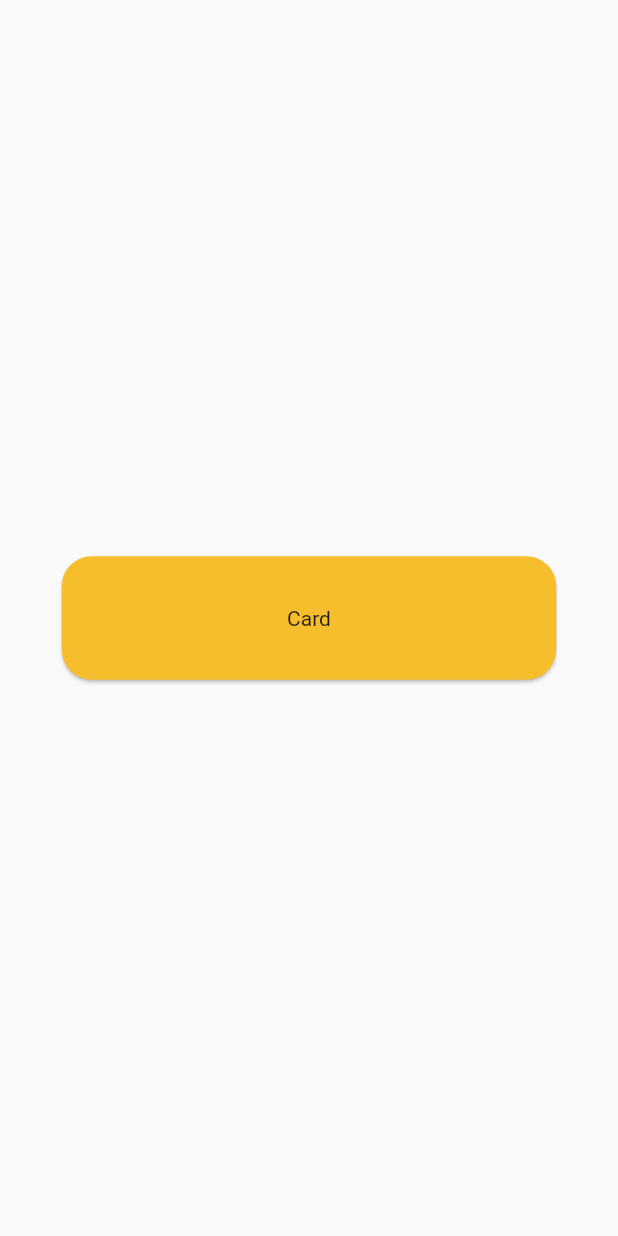
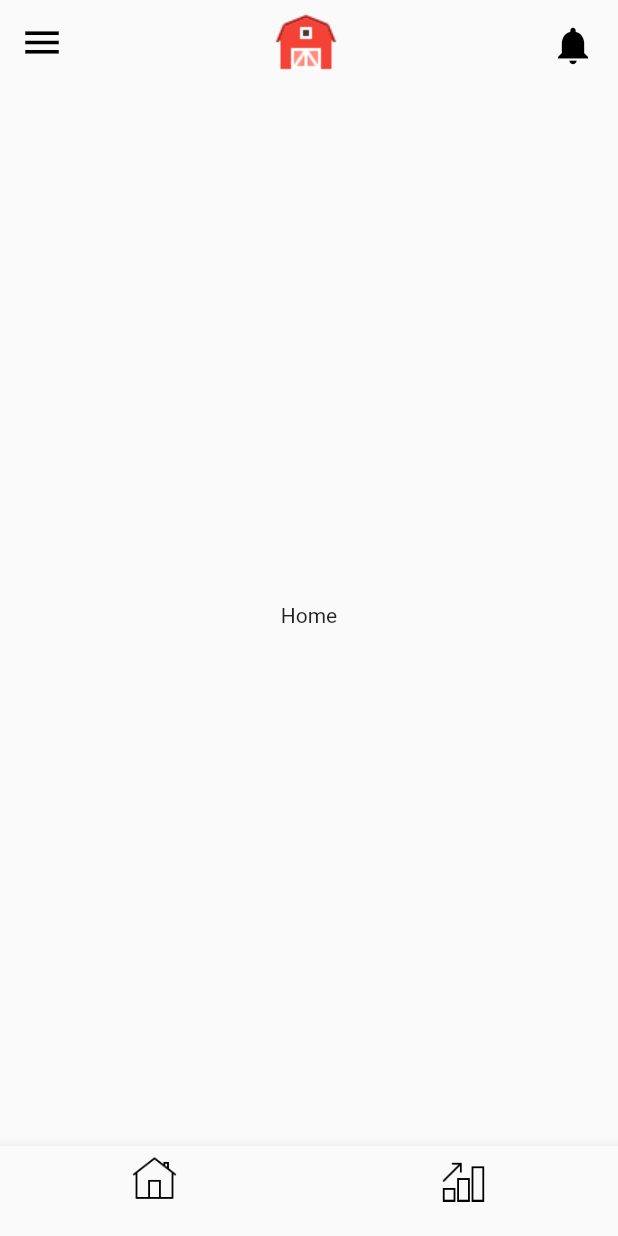
Before and after one commit to YorranPetrick/App-Bovinocultura, a Flutter app: the screen it shows after launch, after a tap on "Login", on a phone screen of 412 x 824 dp. Run offline on Flutter 3.47's test engine with Material 2 defaults, Android fonts, the phone set to English and light mode, and no system bars.

Commit message:
Create Repository

```diff
--- /dev/null
+++ b/lib/class/appBar.dart
@@ -0,0 +1,25 @@
+import 'package:flutter/material.dart';
+
+AppBar appBar() {
+  return AppBar(
+      //Menu Burger
+      backgroundColor: Colors.transparent,
+      elevation: 0,
+      leading: IconButton(
+        icon: const Icon(
+          Icons.menu,
+          color: Colors.black,
+          size: 30,
+        ),
+        onPressed: () {},
+      ),
+      // Imagem Central
+      title: Center(child: Image.asset('lib/image/fazenda.png')),
+      //Notificação Icon
+      actions: [
+        const Padding(
+          padding: EdgeInsets.all(15),
+          child: Icon(Icons.notifications, color: Colors.black, size: 30),
+        ),
+      ]);
+}
--- /dev/null
+++ b/lib/class/barItem.dart
@@ -0,0 +1,8 @@
+import 'package:flutter/material.dart';
+
+BottomNavigationBarItem barItem(String assets) {
+  return BottomNavigationBarItem(
+      icon: Image.asset(assets, height: 30, color: Colors.black),
+      label: '',
+      activeIcon: Image.asset(assets, height: 30, color: Colors.black));
+}
--- /dev/null
+++ b/lib/class/imageFromContext.dart
@@ -0,0 +1,15 @@
+import 'package:flutter/material.dart';
+
+Image imageFromContext(
+    BuildContext context, String path, double sizewidth, double sizeheight) {
+  double width = MediaQuery.of(context).size.width *
+      sizewidth; // Use o whidth do parametro
+  double height = MediaQuery.of(context).size.height *
+      sizeheight; // Use o height do parametro
+
+  return Image(
+    image: AssetImage(path), // Use o path da imagem
+    width: width,
+    height: height,
+  );
+}
--- a/lib/home.dart
+++ /dev/null
@@ -1,38 +0,0 @@
-import 'package:flutter/material.dart';
-
-class ElevatedCardExample extends StatefulWidget {
-  const ElevatedCardExample({super.key});
-
-  @override
-  State<ElevatedCardExample> createState() => _ElevatedCardExampleState();
-}
-
-class _ElevatedCardExampleState extends State<ElevatedCardExample> {
-  @override
-  Widget build(BuildContext context) {
-    return Scaffold(
-      body: Center(
-        child: _card(context, 'Card'),
-      ),
-      bottomNavigationBar: BottomAppBar(),
-    );
-  }
-}
-
-Card _card(BuildContext context, String text) {
-  return Card(
-    shape: const RoundedRectangleBorder(
-      borderRadius: BorderRadius.all(
-        Radius.circular(20),
-      ),
-    ),
-    color: Color(0xfff6be2c),
-    child: SizedBox(
-      width: MediaQuery.of(context).size.width * 0.8,
-      height: MediaQuery.of(context).size.height * 0.1,
-      child: Center(
-        child: Text(text),
-      ),
-    ),
-  );
-}
--- a/lib/main.dart
+++ b/lib/main.dart
@@ -1,11 +1,11 @@
 import 'package:flutter/material.dart';
-import 'login.dart';
+import 'pages/login.dart';
 
 void main() => runApp(MyApp());
 
 class MyApp extends StatelessWidget {
   const MyApp({super.key});
-  // This widget is the root of your application.
+
   @override
   Widget build(BuildContext context) {
     return MaterialApp(
--- /dev/null
+++ b/lib/pages/home.dart
@@ -0,0 +1,47 @@
+import 'package:flutter/material.dart';
+import '../class/appBar.dart';
+import '../class/barItem.dart';
+
+class Home extends StatefulWidget {
+  const Home({super.key});
+
+  @override
+  State<Home> createState() => _HomeState();
+}
+
+class _HomeState extends State<Home> {
+  int _currentIndex = 0;
+
+  final taps = [
+    const Center(
+      child: Text('Home'),
+    ),
+    const Center(
+      child: Text('Dashboard'),
+    ),
+  ];
+
+  @override
+  Widget build(BuildContext context) {
+    return SafeArea(
+      child: Scaffold(
+        appBar: appBar(),
+        //
+        body: taps[_currentIndex],
+        //
+
+        bottomNavigationBar: BottomNavigationBar(
+          onTap: (index) {
+            setState(() {
+              _currentIndex = index;
+            });
+          },
+          items: [
+            barItem('lib/image/home.png'),
+            barItem('lib/image/grafico.png'),
+          ],
+        ),
+      ),
+    );
+  }
+}
--- a/lib/login.dart
+++ b/lib/pages/login.dart
@@ -1,5 +1,6 @@
 import 'package:flutter/material.dart';
-import 'package:app_admfazenda/home.dart';
+import '../class/imageFromContext.dart';
+import 'home.dart';
 
 class loginPage extends StatefulWidget {
   @override
@@ -18,7 +19,7 @@ class _loginPageState extends State<loginPage> {
               padding: const EdgeInsets.only(top: 15),
               child: Column(
                 children: [
-                  _imageFromContext(
+                  imageFromContext(
                     context,
                     'lib/image/logo.png',
                     0.8,
@@ -59,7 +60,7 @@ class _loginPageState extends State<loginPage> {
                         Navigator.push(
                           context,
                           MaterialPageRoute(
-                            builder: (context) => const ElevatedCardExample(),
+                            builder: (context) => const Home(),
                           ),
                         );
                       },
@@ -85,13 +86,13 @@ class _loginPageState extends State<loginPage> {
                   _sizedbox(context, 0.05),
                   //
                   const Padding(
-                    padding:  EdgeInsets.all(0.8),
-                    child:  Text('OR'),
+                    padding: EdgeInsets.all(0.8),
+                    child: Text('OR'),
                   ),
                   //
                   //_sizedbox(context, 0.1),
                   //
-                  _imageFromContext(context, 'lib/image/browser.png', 0.2, 0.2),
+                  imageFromContext(context, 'lib/image/browser.png', 0.2, 0.2),
                 ],
               ),
             ),
@@ -127,16 +128,3 @@ SizedBox _sizedbox(BuildContext context, double size) {
 }
 
 // Criação de um metodo para retornar Imagens responsivas
-Image _imageFromContext(
-    BuildContext context, String path, double sizewidth, double sizeheight) {
-  double width = MediaQuery.of(context).size.width *
-      sizewidth; // Use o whidth do parametro
-  double height = MediaQuery.of(context).size.height *
-      sizeheight; // Use o height do parametro
-
-  return Image(
-    image: AssetImage(path), // Use o path da imagem
-    width: width,
-    height: height,
-  );
-}
--- a/pubspec.yaml
+++ b/pubspec.yaml
@@ -20,6 +20,9 @@ flutter:
   assets:
     - lib/image/logo.png
     - lib/image/browser.png
+    - lib/image/fazenda.png
+    - lib/image/grafico.png
+    - lib/image/home.png
   # fonts:
   #   - family: Schyler
   #     fonts:
```
Also changed, not shown: lib/image/fazenda.png (added), lib/image/grafico.png (added), lib/image/home.png (added).
